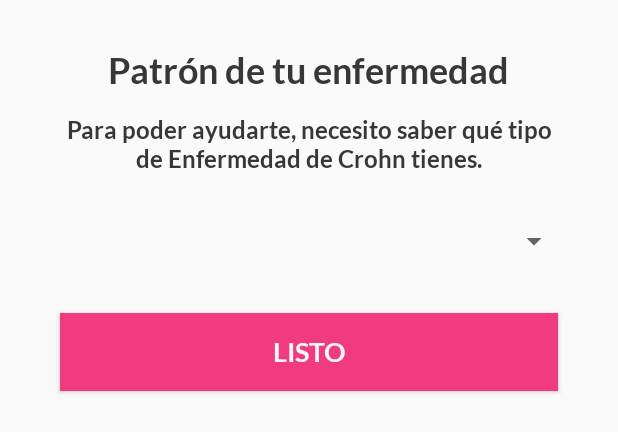
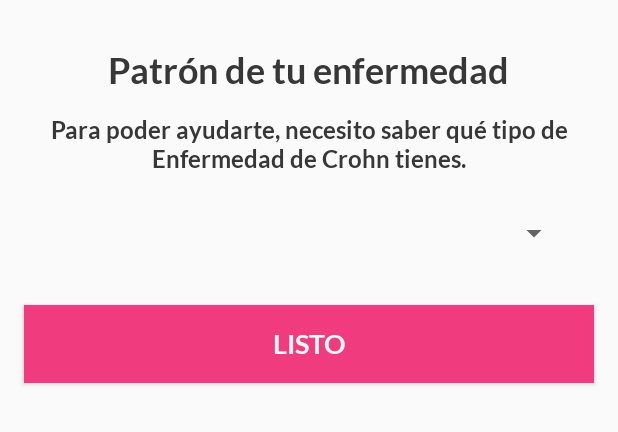
Before and after one commit to albertoruibalojea/Asistente_Crohn, an Android app: the layout select_pattern.xml on its own in the app's theme, with its tools: preview values and no code run, on a phone screen of 412 x 824 dp. Shown: the top 432 px of the screen. Run offline under Robolectric (Android 15) with nearby library versions, the light colour scheme and no system bars.

Commit message:
several fixes

```diff
--- a/app/src/main/java/com/aro/asistente_crohn/ui/HealthFragment.java
+++ b/app/src/main/java/com/aro/asistente_crohn/ui/HealthFragment.java
@@ -167,7 +167,7 @@ public class HealthFragment extends Fragment {
         } else if(pattern.equalsIgnoreCase(SymptomConstants.PATTERN_PERIANAL)){
             return "Enfermedad de Crohn -> Perianal";
         } else {
-            return "Enfermedad de Crohn -> No identificado";
+            return "Enfermedad de Crohn -> Actualiza más tarde";
         }
     }
 }
--- a/app/src/main/java/com/aro/asistente_crohn/ui/HealthFragmentConsult.java
+++ b/app/src/main/java/com/aro/asistente_crohn/ui/HealthFragmentConsult.java
@@ -129,11 +129,11 @@ public class HealthFragmentConsult  extends Fragment {
         } else if(pattern.equalsIgnoreCase(SymptomConstants.PATTERN_COLON)){
             return "Enfermedad de Crohn -> Colon";
         } else if(pattern.equalsIgnoreCase(SymptomConstants.PATTERN_UPPER_TRACT)){
-            return "Enfermedad de Crohn ->Estómago y superior";
+            return "Enfermedad de Crohn -> Estómago y superior";
         } else if(pattern.equalsIgnoreCase(SymptomConstants.PATTERN_PERIANAL)){
             return "Enfermedad de Crohn -> Perianal";
         } else {
-            return "Enfermedad de Crohn -> No identificado";
+            return "Enfermedad de Crohn -> Actualiza más tarde";
         }
     }
 }
--- a/app/src/main/res/layout/select_pattern.xml
+++ b/app/src/main/res/layout/select_pattern.xml
@@ -7,7 +7,7 @@
 
     <Button
         android:id="@+id/buttonOk"
-        android:layout_width="332dp"
+        android:layout_width="0dp"
         android:layout_height="52dp"
         android:layout_marginStart="16dp"
         android:layout_marginTop="24dp"
@@ -28,7 +28,7 @@
 
     <TextView
         android:id="@+id/description2"
-        android:layout_width="343dp"
+        android:layout_width="0dp"
         android:layout_height="wrap_content"
         android:layout_marginStart="16dp"
         android:layout_marginTop="8dp"
@@ -66,6 +66,7 @@
         android:layout_width="0dp"
         android:layout_height="wrap_content"
         android:layout_marginStart="32dp"
+        android:layout_marginTop="16dp"
         android:layout_marginEnd="32dp"
         android:contentDescription="@string/spinner"
         android:minHeight="48dp"
@@ -75,5 +76,5 @@
         app:layout_constraintHorizontal_bias="0.0"
         app:layout_constraintStart_toStartOf="parent"
         app:layout_constraintTop_toBottomOf="@+id/description2"
-        app:layout_constraintVertical_bias="0.032" />
+        app:layout_constraintVertical_bias="0.0" />
 </androidx.constraintlayout.widget.ConstraintLayout>
--- a/app/src/main/res/values/strings.xml
+++ b/app/src/main/res/values/strings.xml
@@ -157,7 +157,7 @@
     <string name="titleCourage">Estado de ánimo</string>
     <string name="infoCourage">Muy influyente en tu gestión psicológica</string>
     <string name="titlePattern">Patrón actual</string>
-    <string name="infoPattern">Enfermedad de Crohn -> No identificado</string>
+    <string name="infoPattern">Enfermedad de Crohn -> Actualiza más tarde</string>
     <string name="titlePatternPositivity">Sintomatología compatible con los síntomas</string>
     <string name="titlePositivity">Positividad</string>
     <string name="positive">Positiva</string>
```
